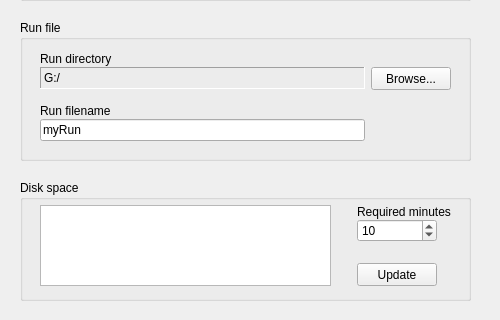
Before: the Qt Designer form Forms/SeeNSaveTab.ui in billkarsh/SpikeGLX, drawn with Qt 5; both pictures show x 0 to 500 and y 260 to 580 of the 500 by 580 pixel window.
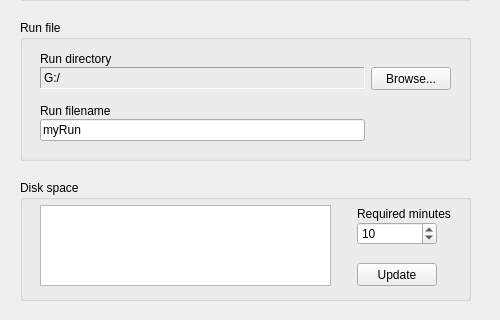
After: the same form once the commit is applied.

Commit message: UI tweaks for large fonts

What changed in the file:
```diff
--- a/Forms/SeeNSaveTab.ui
+++ b/Forms/SeeNSaveTab.ui
@@ -501,7 +501,7 @@
         <enum>Qt::Vertical</enum>
        </property>
        <property name="sizeType">
-        <enum>QSizePolicy::MinimumExpanding</enum>
+        <enum>QSizePolicy::Preferred</enum>
        </property>
        <property name="sizeHint" stdset="0">
         <size>
```
Left out of the diff: 2 changed lines with no effect on the pictures. The commit also changes 4 other files.
